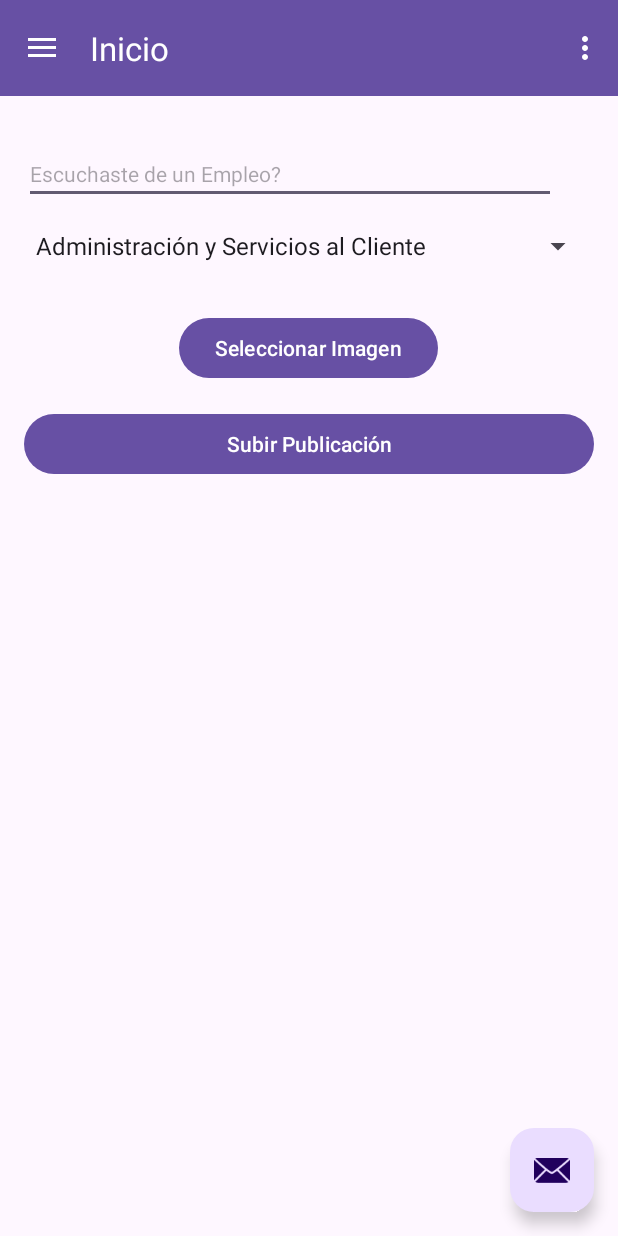
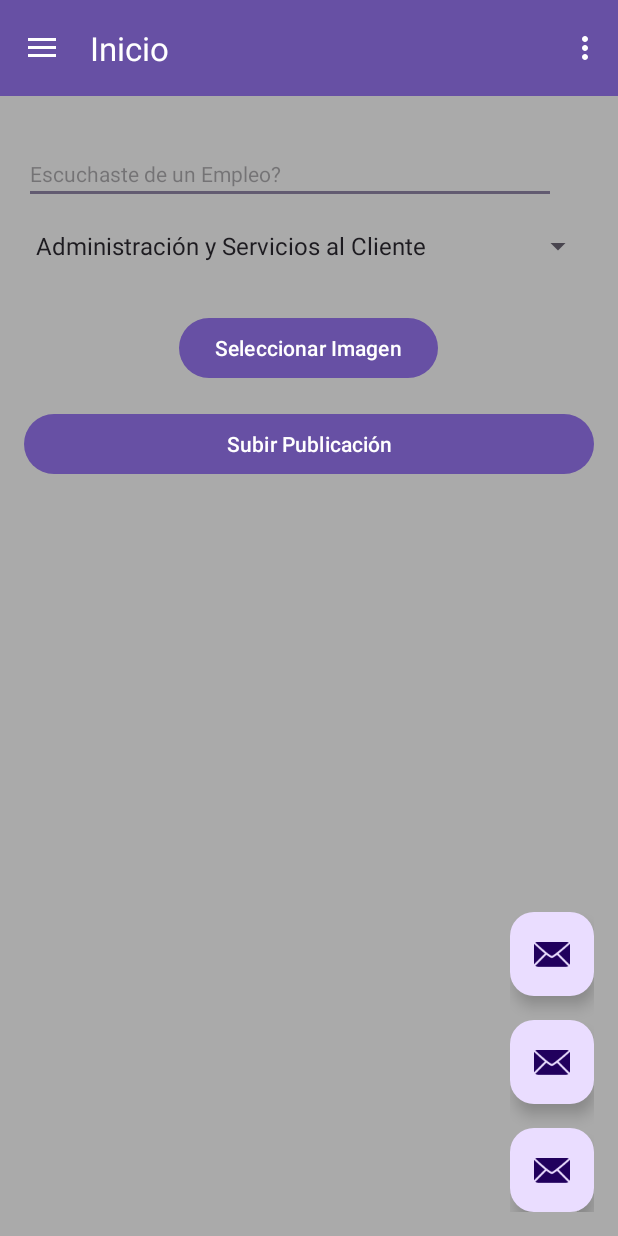
Before and after one commit to sonick-s/EmpleaTec, an Android app: the MainActivity screen opened directly, with no data from a screen before it, on a phone screen of 412 x 824 dp. Run offline under Robolectric (Android 15) with nearby library versions, the phone set to English and light mode, and no system bars; our stand-ins replace Firebase (no records; nobody signed in at launch, a user with empty details on screens opened directly), navigation-ui.

Commit message:
Implemento las vistas separadas de publicaciones de empleo y mostrar los perfiles de usuario en un formato de tarjeta de presentacion ataravez de los botones flotantes

```diff
--- a/app/src/main/java/com/omar/sani/empleatec/MainActivity.java
+++ b/app/src/main/java/com/omar/sani/empleatec/MainActivity.java
@@ -7,6 +7,7 @@ import android.view.View;
 
 import androidx.appcompat.app.AppCompatActivity;
 import androidx.drawerlayout.widget.DrawerLayout;
+import androidx.fragment.app.FragmentTransaction;
 import androidx.navigation.NavController;
 import androidx.navigation.Navigation;
 import androidx.navigation.ui.AppBarConfiguration;
@@ -16,12 +17,16 @@ import com.google.android.material.navigation.NavigationView;
 import com.google.firebase.auth.FirebaseAuth;
 import com.google.firebase.auth.FirebaseUser;
 import com.omar.sani.empleatec.databinding.ActivityMainBinding;
+import com.omar.sani.empleatec.ui.home.HomeFragment;
+import com.omar.sani.empleatec.ui.home.verUser.mostrarUsuarios;
 
 public class MainActivity extends AppCompatActivity {
 
     private AppBarConfiguration mAppBarConfiguration;
     private ActivityMainBinding binding;
     private FirebaseAuth mAuth;
+
+
 
     @Override
     protected void onCreate(Bundle savedInstanceState) {
@@ -46,12 +51,49 @@ public class MainActivity extends AppCompatActivity {
         }
 
         // Configurar el OnClickListener para el FAB
+
+
+
         binding.appBarMain.fab.setOnClickListener(new View.OnClickListener() {
             @Override
             public void onClick(View view) {
                 // Mostrar el DialogFragment flotante
                 chatgpt dialogFragment = new chatgpt();
                 dialogFragment.show(getSupportFragmentManager(), "ChatGptDialogFragment");
+            }
+        });
+
+        // Empleos button click listener
+        binding.appBarMain.Empleos.setOnClickListener(new View.OnClickListener() {
+            @Override
+            public void onClick(View view) {
+                // Crear una instancia del fragmento HomeFragment
+                HomeFragment fragment = new HomeFragment();
+                // Iniciar una transacción de fragmentos
+                FragmentTransaction transaction = getSupportFragmentManager().beginTransaction();
+                // Reemplazar el fragmento actual en el contenedor con el nuevo fragmento
+                transaction.replace(R.id.fragment_home_container, fragment);
+                // Agregar la transacción a la pila de retroceso (opcional)
+                transaction.addToBackStack(null);
+                // Confirmar la transacción
+                transaction.commit();
+            }
+        });
+
+// Usuarios button click listener
+        binding.appBarMain.Usuarios.setOnClickListener(new View.OnClickListener() {
+            @Override
+            public void onClick(View view) {
+                // Crear una instancia del fragmento mostrarUsuarios
+                mostrarUsuarios fragment = new mostrarUsuarios();
+                // Iniciar una transacción de fragmentos
+                FragmentTransaction transaction = getSupportFragmentManager().beginTransaction();
+                // Reemplazar el fragmento actual en el contenedor con el nuevo fragmento
+                transaction.replace(R.id.fragment_home_container, fragment);
+                // Agregar la transacción a la pila de retroceso (opcional)
+                transaction.addToBackStack(null);
+                // Confirmar la transacción
+                transaction.commit();
             }
         });
 
@@ -80,4 +122,6 @@ public class MainActivity extends AppCompatActivity {
         return NavigationUI.navigateUp(navController, mAppBarConfiguration)
                 || super.onSupportNavigateUp();
     }
+
+
 }
--- a/app/src/main/java/com/omar/sani/empleatec/ui/home/HomeFragment.java
+++ b/app/src/main/java/com/omar/sani/empleatec/ui/home/HomeFragment.java
@@ -70,7 +70,7 @@ public class HomeFragment extends Fragment {
                     progressBar.setVisibility(View.GONE);
                     actualizarPublicaciones();
                 }
-            }, 2000); // Ajusta el tiempo de carga como necesites
+            }, 1000); // Ajusta el tiempo de carga como necesites
         }
     }
 
@@ -113,4 +113,5 @@ public class HomeFragment extends Fragment {
         Toast.makeText(getContext(), "Actualizando publicaciones...", Toast.LENGTH_SHORT).show();
         cargarPublicaciones(); // Llama a cargarPublicaciones para refrescar
     }
+
 }
--- a/app/src/main/res/layout/activity_tipo_cuenta.xml
+++ b/app/src/main/res/layout/activity_tipo_cuenta.xml
@@ -11,11 +11,6 @@
         android:layout_width="match_parent"
         android:layout_height="wrap_content"
         android:fitsSystemWindows="true">
-
-        <com.google.android.material.appbar.MaterialToolbar
-            android:id="@+id/toolbar"
-            android:layout_width="match_parent"
-            android:layout_height="?attr/actionBarSize" />
 
     </com.google.android.material.appbar.AppBarLayout>
 
--- a/app/src/main/res/layout/app_bar_main.xml
+++ b/app/src/main/res/layout/app_bar_main.xml
@@ -22,13 +22,35 @@
 
     <include layout="@layout/content_main" />
 
-    <com.google.android.material.floatingactionbutton.FloatingActionButton
-        android:id="@+id/fab"
+    <!-- LinearLayout vertical para los botones flotantes -->
+    <LinearLayout
         android:layout_width="wrap_content"
         android:layout_height="wrap_content"
         android:layout_gravity="bottom|end"
+        android:orientation="vertical"
         android:layout_marginEnd="@dimen/fab_margin"
-        android:layout_marginBottom="16dp"
-        app:srcCompat="@android:drawable/ic_dialog_email" />
+        android:layout_marginBottom="16dp">
+
+        <com.google.android.material.floatingactionbutton.FloatingActionButton
+            android:id="@+id/fab"
+            android:layout_width="wrap_content"
+            android:layout_height="wrap_content"
+            app:srcCompat="@android:drawable/ic_dialog_email" />
+
+        <com.google.android.material.floatingactionbutton.FloatingActionButton
+            android:id="@+id/Usuarios"
+            android:layout_width="wrap_content"
+            android:layout_height="wrap_content"
+            android:layout_marginTop="16dp"
+            app:srcCompat="@android:drawable/ic_dialog_email" />
+
+        <com.google.android.material.floatingactionbutton.FloatingActionButton
+            android:id="@+id/Empleos"
+            android:layout_width="wrap_content"
+            android:layout_height="wrap_content"
+            android:layout_marginTop="16dp"
+            app:srcCompat="@android:drawable/ic_dialog_email" />
+
+    </LinearLayout>
 
 </androidx.coordinatorlayout.widget.CoordinatorLayout>
--- a/app/src/main/res/layout/fragment_home.xml
+++ b/app/src/main/res/layout/fragment_home.xml
@@ -4,7 +4,13 @@
     xmlns:tools="http://schemas.android.com/tools"
     android:layout_width="match_parent"
     android:layout_height="match_parent"
+    android:background="@android:color/darker_gray"
     tools:context=".ui.home.HomeFragment">
+
+    <FrameLayout
+        android:id="@+id/fragment_home_container"
+        android:layout_width="match_parent"
+        android:layout_height="match_parent">
 
         <ScrollView
             android:id="@+id/scrollView"
@@ -14,7 +20,6 @@
             app:layout_constraintBottom_toBottomOf="parent"
             app:layout_constraintStart_toStartOf="parent"
             app:layout_constraintEnd_toEndOf="parent">
-
 
             <LinearLayout
                 android:layout_width="match_parent"
@@ -48,4 +53,6 @@
             android:layout_gravity="center"
             android:visibility="gone"/> <!-- Oculto por defecto -->
 
+    </FrameLayout>
+
 </androidx.constraintlayout.widget.ConstraintLayout>
--- a/app/src/main/res/values/strings.xml
+++ b/app/src/main/res/values/strings.xml
@@ -18,5 +18,6 @@
     <string name="second_fragment_label">Etiqueta del segundo fragmento</string>
     <!-- TODO: Remove or change this placeholder text -->
     <string name="hello_blank_fragment">Hello blank fragment</string>
+    <string name="profile_image">Imagen de perfil</string>
     <!-- Agrega más strings según sea necesario para tu aplicación -->
 </resources>
```
Also changed, not shown: app/build.gradle (+8 -0 lines), app/src/main/java/com/omar/sani/empleatec/ui/home/verUser/mostrarUsuarios.java (added, +62 -0 lines), app/src/main/java/com/omar/sani/empleatec/ui/home/verUser/tarjetaPersentacion.java (added, +79 -0 lines), app/src/main/res/layout/fragment_mostrar_usuarios.xml (added, +14 -0 lines), app/src/main/res/layout/fragment_tarjeta_persentacion.xml (added, +107 -0 lines). Lines whose indentation alone changed are shown as unchanged.
